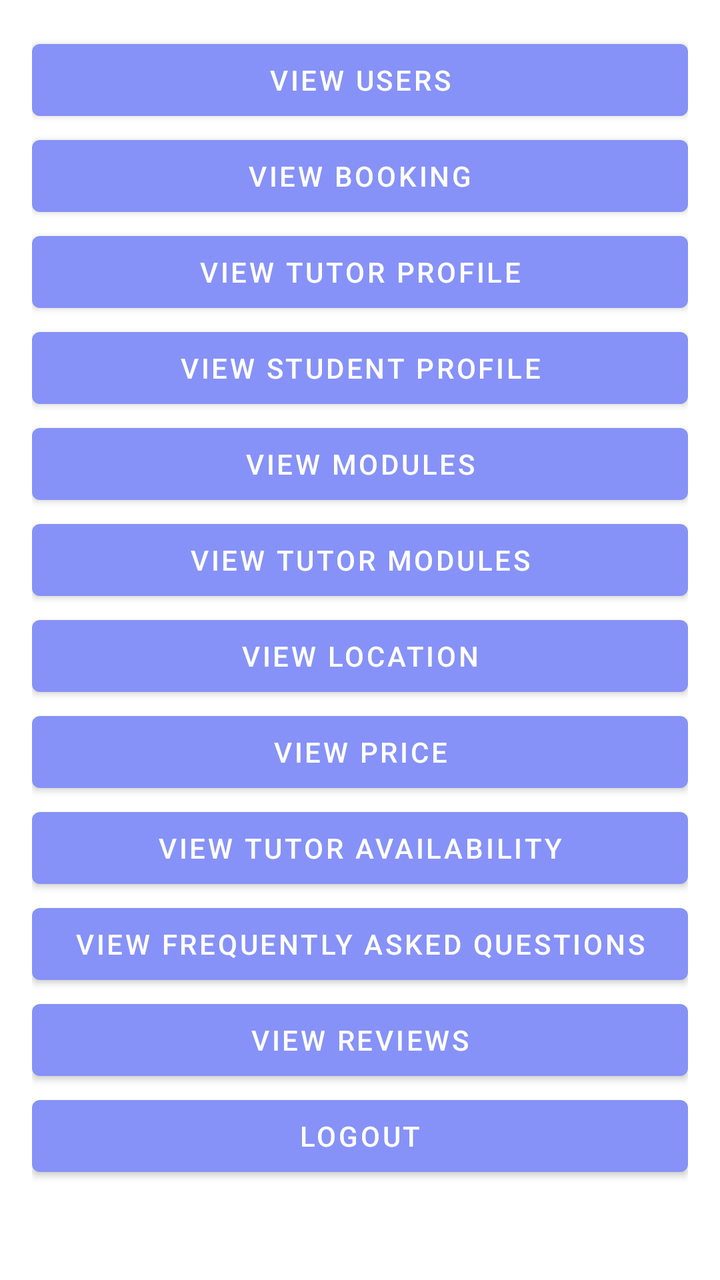
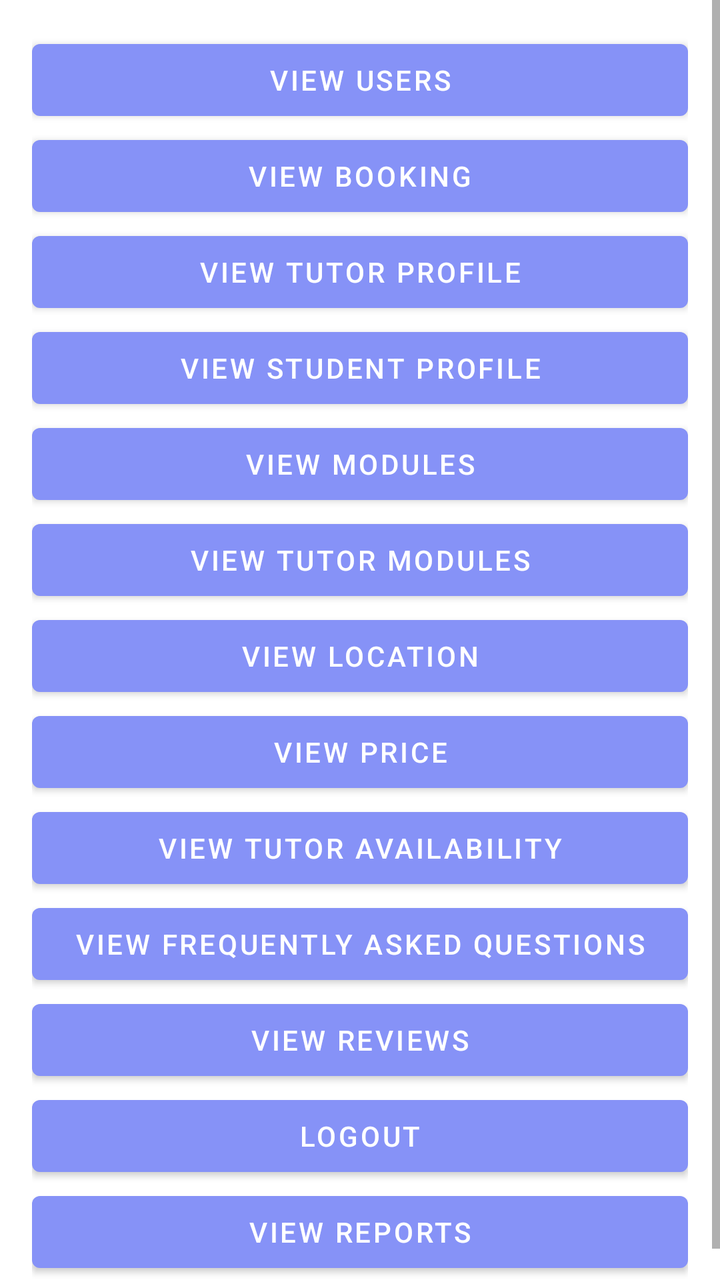

Before-and-after screenshots of an Android layout around one commit, followed by the original layout XML and the change that was made.
<!-- AndroidManifest.xml: application theme Theme.CC -->
<!-- res/layout/activity_admin_home.xml -->
<?xml version="1.0" encoding="utf-8"?>
<ScrollView xmlns:android="http://schemas.android.com/apk/res/android"
    android:layout_width="match_parent"
    android:layout_height="match_parent">

    <LinearLayout
        android:layout_width="match_parent"
        android:layout_height="wrap_content"
        android:orientation="vertical"
        android:padding="16dp">

        <Button
            android:id="@+id/buttonViewUsers"
            android:layout_width="match_parent"
            android:layout_height="wrap_content"
            android:text="View Users" />

        <Button
            android:id="@+id/buttonViewBooking"
            android:layout_width="match_parent"
            android:layout_height="wrap_content"
            android:text="View Booking" />

        <Button
            android:id="@+id/buttonViewTutorProfile"
            android:layout_width="match_parent"
            android:layout_height="wrap_content"
            android:text="View Tutor Profile" />

        <Button
            android:id="@+id/buttonViewStudentProfile"
            android:layout_width="match_parent"
            android:layout_height="wrap_content"
            android:text="View Student Profile" />

        <Button
            android:id="@+id/buttonViewModules"
            android:layout_width="match_parent"
            android:layout_height="wrap_content"
            android:text="View Modules" />

        <Button
            android:id="@+id/buttonViewTutorModules"
            android:layout_width="match_parent"
            android:layout_height="wrap_content"
            android:text="View Tutor Modules" />

        <Button
            android:id="@+id/buttonViewLocation"
            android:layout_width="match_parent"
            android:layout_height="wrap_content"
            android:text="View Location" />

        <Button
            android:id="@+id/buttonViewPrices"
            android:layout_width="match_parent"
            android:layout_height="wrap_content"
            android:text="View Price" />

        <Button
            android:id="@+id/buttonViewTutorAvailability"
            android:layout_width="match_parent"
            android:layout_height="wrap_content"
            android:text="View Tutor Availability" />

        <Button
            android:id="@+id/buttonViewFAQ"
            android:layout_width="match_parent"
            android:layout_height="wrap_content"
            android:text="View Frequently Asked Questions" />

        <Button
            android:id="@+id/buttonViewReviews"
            android:layout_width="match_parent"
            android:layout_height="wrap_content"
            android:text="View Reviews" />

        <Button
            android:id="@+id/buttonAdminLogout"
            android:layout_width="match_parent"
            android:layout_height="wrap_content"
            android:text="Logout" />

        <TextView
            android:id="@+id/textViewUsers"
            android:layout_width="match_parent"
            android:layout_height="wrap_content"
            android:text="User Records"
            android:visibility="gone" />

        <TextView
            android:id="@+id/textViewBooking"
            android:layout_width="match_parent"
            android:layout_height="wrap_content"
            android:text="Booking Records"
            android:visibility="gone" />

        <TextView
            android:id="@+id/textViewTutorProfile"
            android:layout_width="match_parent"
            android:layout_height="wrap_content"
            android:text="Tutor Profile Records"
            android:visibility="gone" />

        <TextView
            android:id="@+id/textViewStudentProfile"
            android:layout_width="match_parent"
            android:layout_height="wrap_content"
            android:text="Tutor Profile Records"
            android:visibility="gone" />

        <TextView
            android:id="@+id/textViewTutorModule"
            android:layout_width="match_parent"
            android:layout_height="wrap_content"
            android:text="Tutor Profile Records"
            android:visibility="gone" />

        <TextView
            android:id="@+id/textViewModules"
            android:layout_width="match_parent"
            android:layout_height="wrap_content"
            android:text="Module Records"
            android:visibility="gone" />

        <TextView
            android:id="@+id/textViewLocation"
            android:layout_width="match_parent"
            android:layout_height="wrap_content"
            android:text="Location Records"
            android:visibility="gone" />

        <TextView
            android:id="@+id/textViewPrices"
            android:layout_width="match_parent"
            android:layout_height="wrap_content"
            android:text="Price Records"
            android:visibility="gone" />

        <TextView
            android:id="@+id/textViewFrequentlyAskedQuestions"
            android:layout_width="match_parent"
            android:layout_height="wrap_content"
            android:text="Frequently Asked Questions"
            android:visibility="gone" />

        <TextView
            android:id="@+id/textViewTutorAvailability"
            android:layout_width="match_parent"
            android:layout_height="wrap_content"
            android:text="Tutor Availability Records"
            android:visibility="gone" />

        <TextView
            android:id="@+id/textViewReviews"
            android:layout_width="match_parent"
            android:layout_height="wrap_content"
            android:text="Review Records"
            android:visibility="gone" />

    </LinearLayout>
</ScrollView>
<!-- resources referenced by this layout -->
<resources>
  <style name="Theme.CC" parent="Base.Theme.CC" />
  <style name="Base.Theme.CC" parent="Theme.MaterialComponents.DayNight.NoActionBar">
          
          <item name="colorPrimary">@color/lavender</item>
          <item name="colorPrimaryVariant">@color/lavender</item>
          <item name="colorOnPrimary">@color/white</item>
          
          <item name="colorSecondary">@color/teal_200</item>
          <item name="colorSecondaryVariant">@color/teal_700</item>
          <item name="colorOnSecondary">@color/black</item>
          
          <item name="android:statusBarColor">?attr/colorPrimaryVariant</item>
          
          
      </style>
  <color name="lavender">#8692f7</color>
  <color name="white">#FFFFFFFF</color>
  <color name="teal_200">#FF03DAC5</color>
  <color name="teal_700">#FF018786</color>
  <color name="black">#FF000000</color>
</resources>

<!-- the commit's change to res/layout/activity_admin_home.xml (unified diff, before → after) -->
@@ -81,6 +81,12 @@
             android:layout_height="wrap_content"
             android:text="Logout" />
 
+        <Button
+            android:id="@+id/buttonViewReports"
+            android:layout_width="match_parent"
+            android:layout_height="wrap_content"
+            android:text="View Reports" />
+
         <TextView
             android:id="@+id/textViewUsers"
             android:layout_width="match_parent"
@@ -158,5 +164,12 @@
             android:text="Review Records"
             android:visibility="gone" />
 
+        <TextView
+            android:id="@+id/textViewReports"
+            android:layout_width="match_parent"
+            android:layout_height="wrap_content"
+            android:text="Report Records"
+            android:visibility="gone" />
+
     </LinearLayout>
 </ScrollView>
